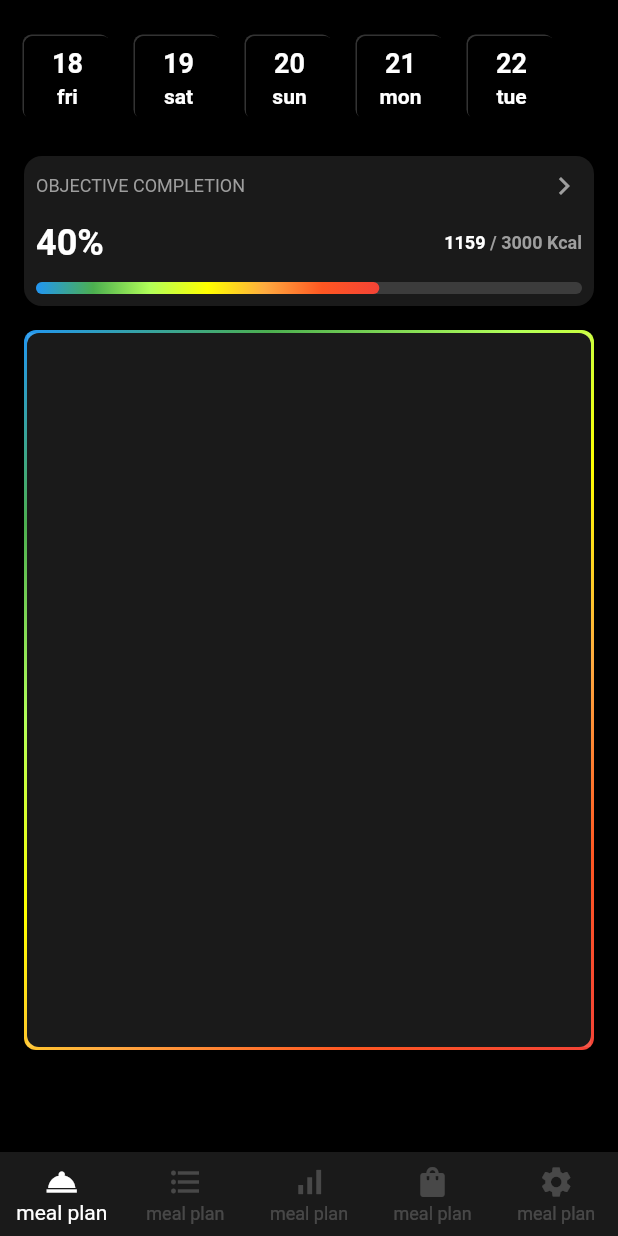
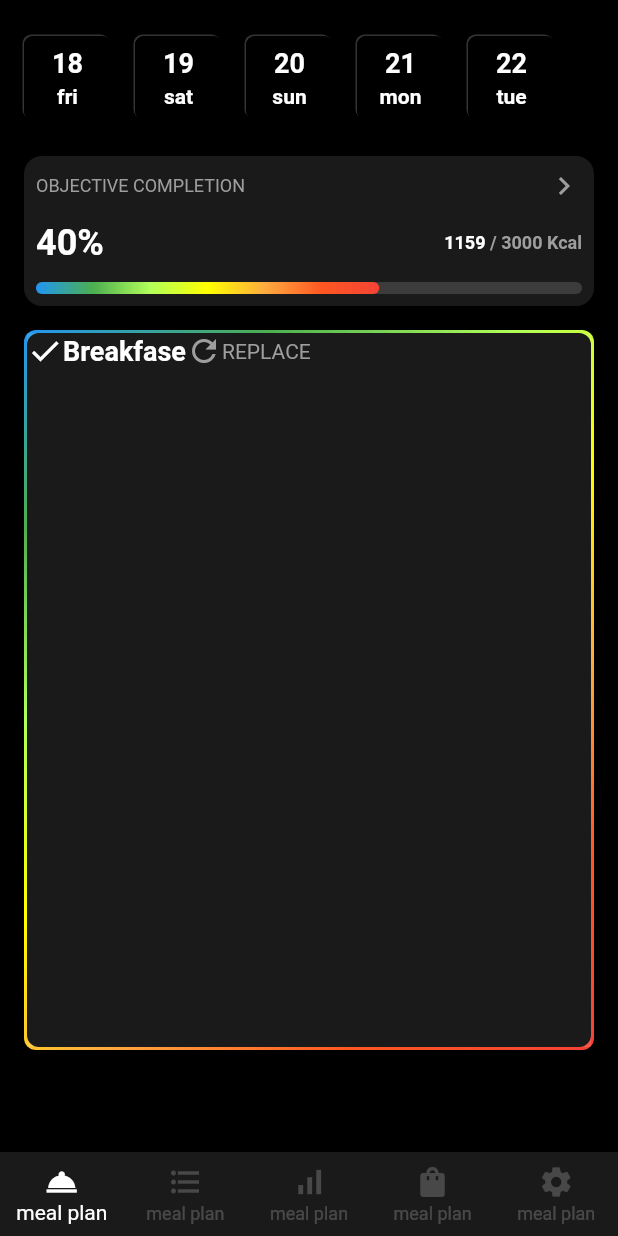
Before and after one commit to JAICHANGPARK/flutter_notebook_18th_story, a Flutter app: the screen it shows after launch, on a phone screen of 412 x 824 dp. Run offline on Flutter 3.47's test engine with Material 2 defaults, Android fonts, the phone set to English and light mode, and no system bars; our stand-ins replace cached_network_image, dotted_border, flutter_lorem, flutter_riverpod, flutter_svg, freezed_annotation and 4 more.

Commit message:
Update fitness_nutrition_main_page.dart

```diff
--- a/lib/ep1094_fitness_nutrition_app/src/ui/fitness_nutrition_main_page.dart
+++ b/lib/ep1094_fitness_nutrition_app/src/ui/fitness_nutrition_main_page.dart
@@ -204,7 +204,7 @@ class _FitnessNutritionMainPageState extends State<FitnessNutritionMainPage> {
                 SizedBox(
                   height: 480,
                   child: Container(
-                    decoration:  BoxDecoration(
+                    decoration: BoxDecoration(
                       color: Colors.blue,
                       borderRadius: BorderRadius.circular(8),
                       gradient: LinearGradient(
@@ -219,7 +219,8 @@ class _FitnessNutritionMainPageState extends State<FitnessNutritionMainPage> {
                           Colors.deepOrange,
                           Colors.red,
                         ],
-                        ),),
+                      ),
+                    ),
                     padding: EdgeInsets.all(2),
                     child: Container(
                       height: double.infinity,
@@ -229,12 +230,39 @@ class _FitnessNutritionMainPageState extends State<FitnessNutritionMainPage> {
                         color: Colors.black,
                       ),
                       child: Container(
-                        decoration: BoxDecoration(
-                          color: Colors.white.withOpacity(0.1)
-                        ),
+                        decoration: BoxDecoration(color: Colors.white.withOpacity(0.1)),
                         child: Column(
                           children: [
-
+                            Row(
+                              children: [
+                                Icon(
+                                  Icons.check,
+                                  color: Colors.white,
+                                ),
+                                Text(
+                                  "Breakfase",
+                                  style: TextStyle(
+                                    color: Colors.white,
+                                    fontSize: 18,
+                                    fontWeight: FontWeight.bold,
+                                  ),
+                                ),
+                                Container(
+                                  child: Row(
+                                    children: [
+                                      Icon(
+                                        Icons.refresh,
+                                        color: Colors.grey,
+                                      ),
+                                      Text(
+                                        "REPLACE",
+                                        style: TextStyle(color: Colors.grey),
+                                      ),
+                                    ],
+                                  ),
+                                )
+                              ],
+                            )
                           ],
                         ),
                       ),
```
Lines whose indentation alone changed are shown as unchanged.
